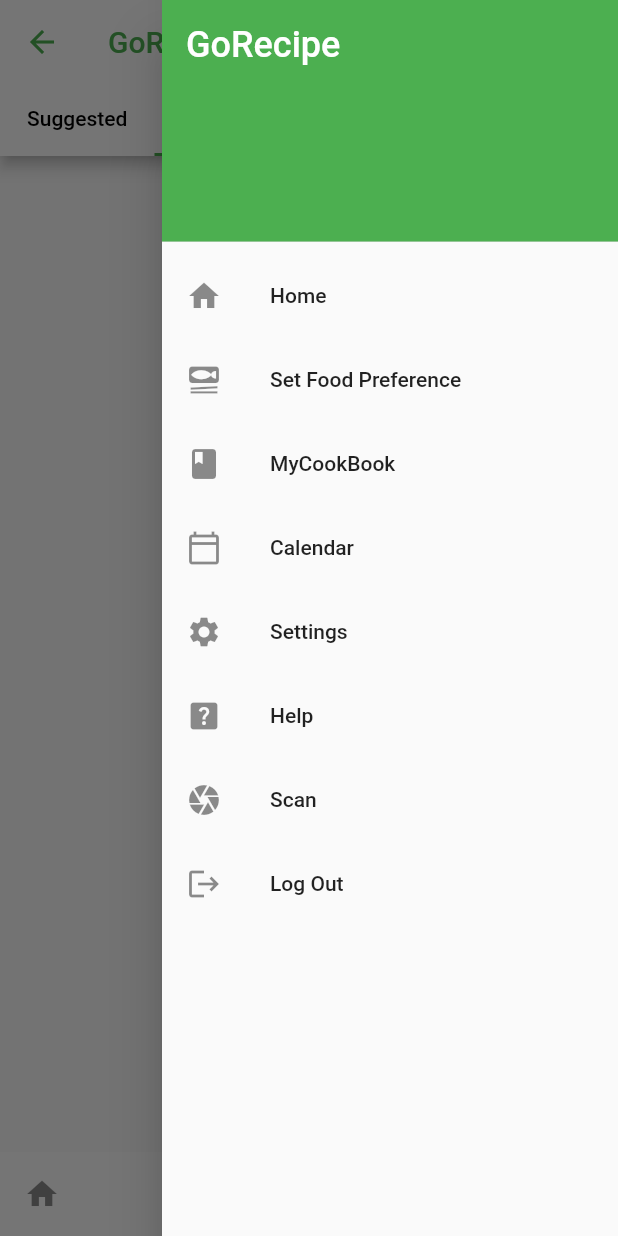
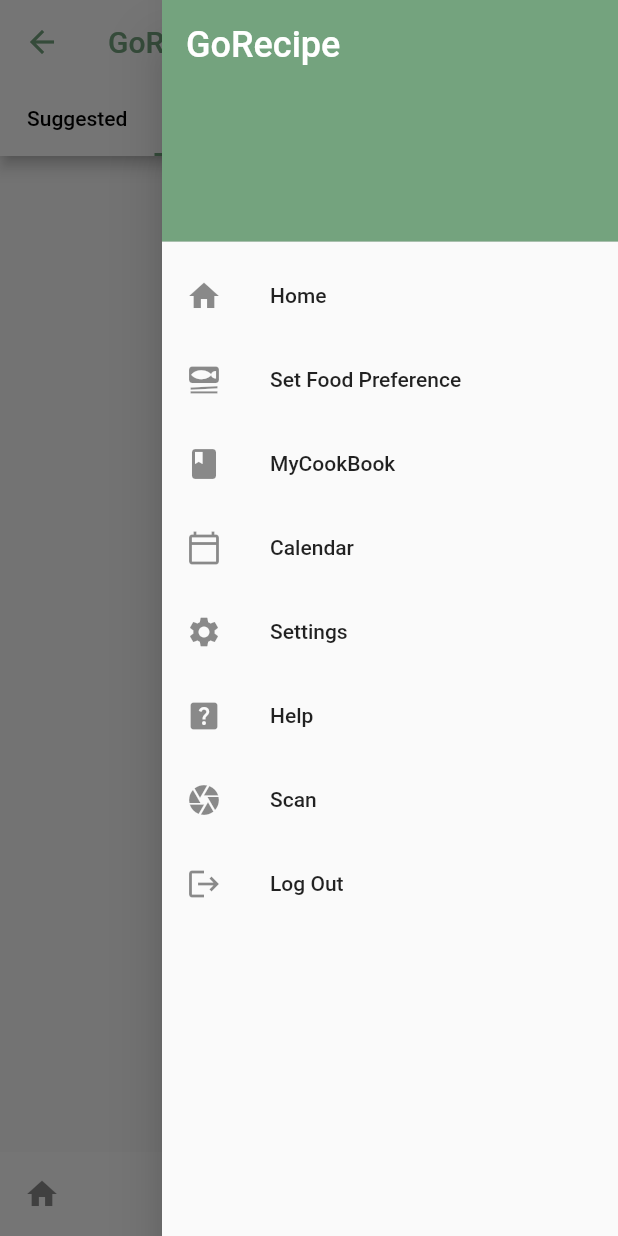
Before and after one commit to Capstone-Projects-2022-Spring/project-gorecipe, a Flutter app: the HomeScreen screen opened directly, with the side drawer open, on a phone screen of 412 x 824 dp. Run offline on Flutter 3.47's test engine with Material 2 defaults, Android fonts, the light colour scheme and no system bars; our stand-ins replace camera, material_floating_search_bar, shared_preferences, syncfusion_flutter_calendar; accounts and stored records are empty.

Commit message:
Changes the design of home screen and add an ingredient

```diff
--- a/GoRECIPE/gorecipe/lib/Screens/home_screen.dart
+++ b/GoRECIPE/gorecipe/lib/Screens/home_screen.dart
@@ -108,7 +108,7 @@ class _MyStatefulWidgetState extends State<HomeScreen> {
           //name of the app we are creating
           title: const Text(
             'GoRecipe',
-            style: TextStyle(color: Colors.green),
+            style: TextStyle(color: Color.fromARGB(255, 116, 163, 126)),
 
             //style: GoogleFonts.Lato(
             //textStyle: style,
@@ -120,7 +120,7 @@ class _MyStatefulWidgetState extends State<HomeScreen> {
           ),
 
           bottom: const TabBar(
-            indicatorColor: Colors.green,
+            indicatorColor: Color.fromARGB(255, 116, 163, 126),
             tabs: <Widget>[
               Tab(
                 child: Text(
@@ -150,7 +150,8 @@ class _MyStatefulWidgetState extends State<HomeScreen> {
           ),
 
           backgroundColor: const Color.fromARGB(255, 255, 255, 255),
-          iconTheme: const IconThemeData(color: Colors.green),
+          iconTheme:
+              const IconThemeData(color: Color.fromARGB(255, 116, 163, 126)),
         ),
 
         endDrawer: Drawer(
@@ -159,7 +160,7 @@ class _MyStatefulWidgetState extends State<HomeScreen> {
             children: <Widget>[
               const DrawerHeader(
                 decoration: BoxDecoration(
-                  color: Colors.green,
+                  color: Color.fromARGB(255, 116, 163, 126),
                 ),
                 child: Text(
                   'GoRecipe',
```
Also changed, not shown: GoRECIPE/gorecipe/lib/Screens/AddAnIngredient.dart (+23 -6 lines).
